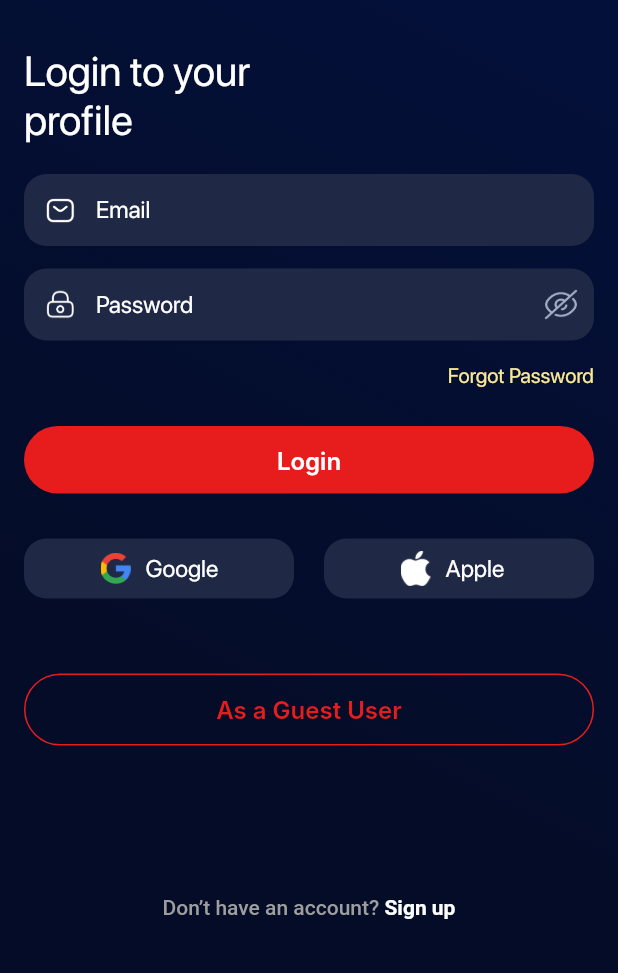
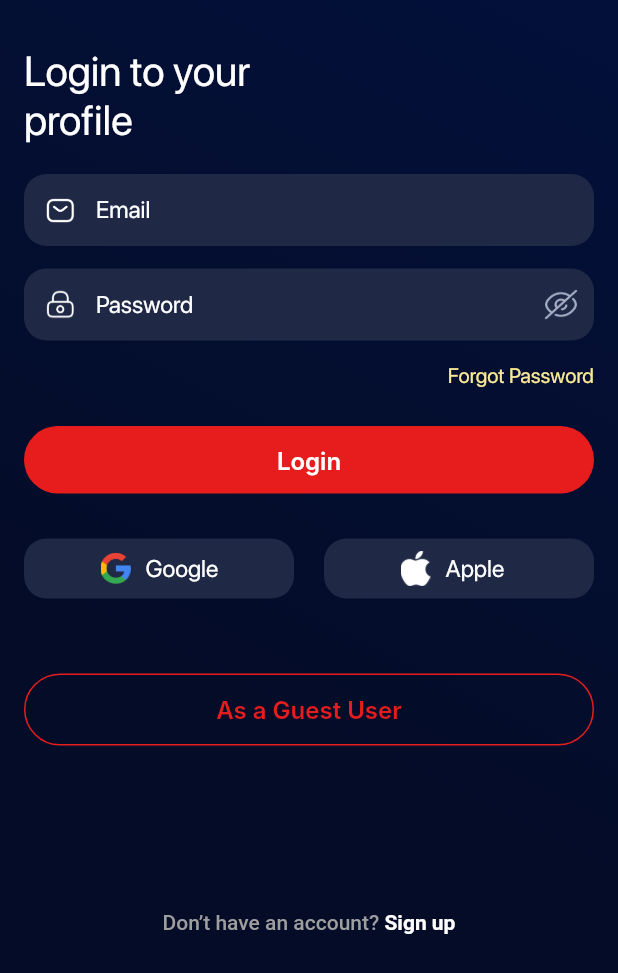
Before and after one commit to RishabhDev2203/flutter-movieapp, a Flutter app: the screen it shows after launch, on a phone screen of 412 x 824 dp. Shown: the top 973 px of the screen. Run offline on Flutter 3.47's test engine with Material 2 defaults, Android fonts, the phone set to English and light mode, and no system bars; drawn by our look-alikes of loader_overlay; our stand-ins replace cached_network_image, carousel_slider, device_info, dio, equatable, flutter_bloc and 6 more; missing offline and left inert: amazon_cognito_identity_dart_2; generated files the repository leaves out were written again; Roboto replaces fonts that are missing (Inter); project files that could hold a hidden picture were left out.

```diff
--- a/lib/ui/auth/create_new_account.dart
+++ b/lib/ui/auth/create_new_account.dart
@@ -281,9 +281,6 @@ class _CreateNewAccountScreenState extends State<CreateNewAccountScreen> {
     if (password.isEmpty) {
       valid = false;
       messages.add("Enter password");
-    } else if (password.length < 6) {
-      valid = false;
-      messages.add("Password must contain at least 6 characters.");
     }
     if (confirmPassword.isEmpty) {
       valid = false;
--- a/lib/ui/auth/sign_in_page.dart
+++ b/lib/ui/auth/sign_in_page.dart
@@ -36,7 +36,7 @@ class _SignInPageState extends State<SignInPage> {
             left: Dimensions.marginMedium,
             right: Dimensions.marginMedium,
             top: MediaQuery.of(context).padding.top +
-                30, /* bottom: Dimensions.textSizeSmall*/
+                30,/*  bottom: Dimensions.textSizeSmall*/
           ),
           child: ListView(
             // crossAxisAlignment: CrossAxisAlignment.start,
@@ -203,10 +203,8 @@ class _SignInPageState extends State<SignInPage> {
               ),
               const SizedBox(height: 50),
               ButtonOutline(text: Strings.asAGuestUser, onPressed: () {}),
-              const SizedBox(height: 100),
-              /* const Spacer(),*/
-              Center(
-                child: RichText(
+              const SizedBox(height: 110),
+              RichText(
                 textAlign: TextAlign.center,
                 text: TextSpan(children: <TextSpan>[
                   const TextSpan(
@@ -230,7 +228,6 @@ class _SignInPageState extends State<SignInPage> {
                           fontSize: Dimensions.textSizeSmall,
                           fontWeight: FontWeight.w600)),
                 ]),
-                ),
               ),
             ],
           ),
```
Also changed, not shown: lib/ui/auth/recover_password.dart (+35 -0 lines). Lines whose indentation alone changed are shown as unchanged.
